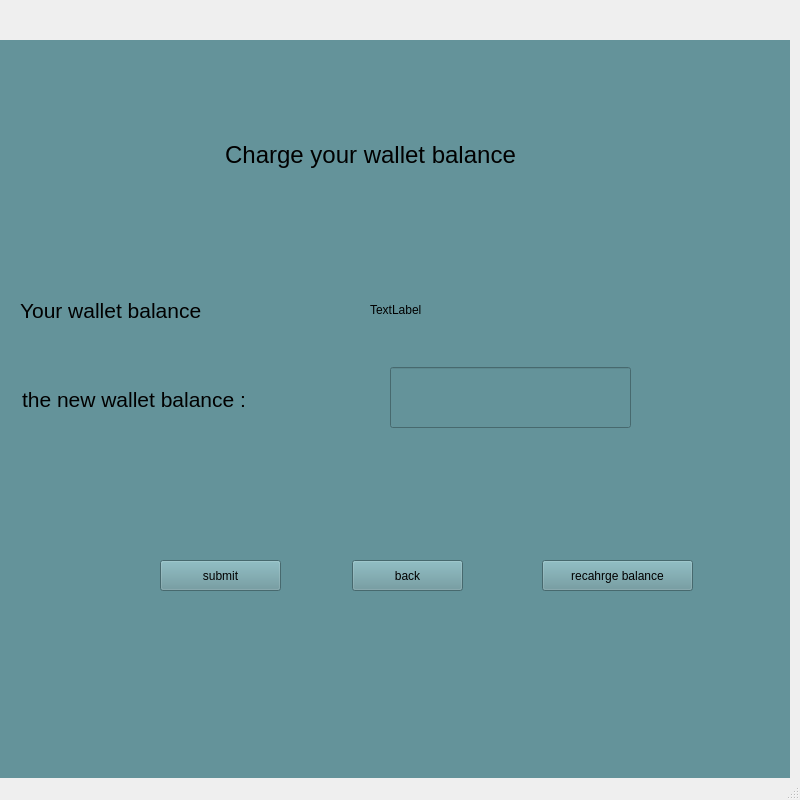
This is omar qt/QtWidgetsApplication3.ui in MohammedNaser28/SP_metro_system as Qt 5 draws it before an edit. The edited form follows.
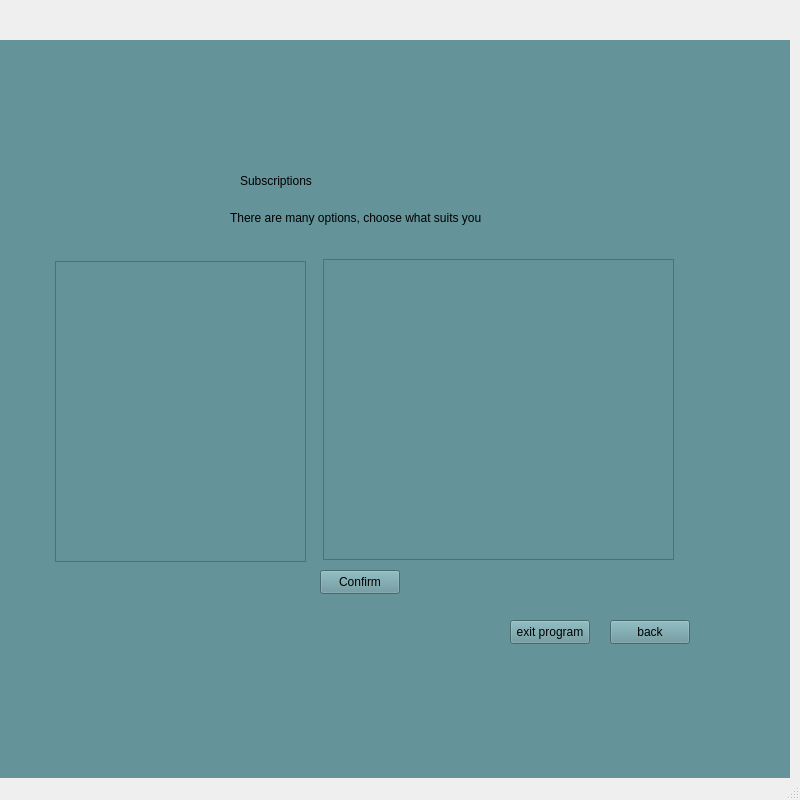
This is the edited form. The open tabs and pages were chosen to show the change. Icons and pictures are not drawn.

```diff
--- a/omar qt/QtWidgetsApplication3.ui
+++ b/omar qt/QtWidgetsApplication3.ui
@@ -890,109 +890,6 @@
       </property>
      </widget>
     </widget>
-    <widget class="QWidget" name="renew_in_wallet_subsc">
-     <widget class="QPushButton" name="confirm_wallet_balance">
-      <property name="geometry">
-       <rect>
-        <x>170</x>
-        <y>520</y>
-        <width>121</width>
-        <height>31</height>
-       </rect>
-      </property>
-      <property name="text">
-       <string>submit</string>
-      </property>
-     </widget>
-     <widget class="QPushButton" name="back_to_renew_page">
-      <property name="geometry">
-       <rect>
-        <x>362</x>
-        <y>520</y>
-        <width>111</width>
-        <height>31</height>
-       </rect>
-      </property>
-      <property name="text">
-       <string>back</string>
-      </property>
-     </widget>
-     <widget class="QPushButton" name="recharge_main_bala_in_wallet">
-      <property name="geometry">
-       <rect>
-        <x>552</x>
-        <y>520</y>
-        <width>151</width>
-        <height>31</height>
-       </rect>
-      </property>
-      <property name="text">
-       <string>recahrge balance</string>
-      </property>
-     </widget>
-     <widget class="QLabel" name="old_wallet_balance">
-      <property name="geometry">
-       <rect>
-        <x>380</x>
-        <y>239</y>
-        <width>281</width>
-        <height>61</height>
-       </rect>
-      </property>
-      <property name="text">
-       <string>TextLabel</string>
-      </property>
-     </widget>
-     <widget class="QLabel" name="label_41">
-      <property name="geometry">
-       <rect>
-        <x>170</x>
-        <y>80</y>
-        <width>421</width>
-        <height>71</height>
-       </rect>
-      </property>
-      <property name="text">
-       <string>&lt;html&gt;&lt;head/&gt;&lt;body&gt;&lt;p align=&quot;center&quot;&gt;&lt;span style=&quot; font-size:18pt;&quot;&gt;Charge your wallet balance&lt;/span&gt;&lt;/p&gt;&lt;/body&gt;&lt;/html&gt;</string>
-      </property>
-     </widget>
-     <widget class="QLabel" name="label_42">
-      <property name="geometry">
-       <rect>
-        <x>30</x>
-        <y>240</y>
-        <width>251</width>
-        <height>61</height>
-       </rect>
-      </property>
-      <property name="text">
-       <string>&lt;html&gt;&lt;head/&gt;&lt;body&gt;&lt;p&gt;&lt;span style=&quot; font-size:16pt;&quot;&gt;Your wallet balance &lt;/span&gt;&lt;/p&gt;&lt;/body&gt;&lt;/html&gt;</string>
-      </property>
-     </widget>
-     <widget class="QLabel" name="label_40">
-      <property name="geometry">
-       <rect>
-        <x>32</x>
-        <y>329</y>
-        <width>301</width>
-        <height>61</height>
-       </rect>
-      </property>
-      <property name="text">
-       <string>&lt;html&gt;&lt;head/&gt;&lt;body&gt;&lt;p&gt;&lt;span style=&quot; font-size:16pt;&quot;&gt;the new wallet balance :&lt;/span&gt;&lt;/p&gt;&lt;/body&gt;&lt;/html&gt;</string>
-      </property>
-     </widget>
-     <widget class="QLineEdit" name="wallet_new_balance">
-      <property name="geometry">
-       <rect>
-        <x>400</x>
-        <y>327</y>
-        <width>241</width>
-        <height>61</height>
-       </rect>
-      </property>
-     </widget>
-    </widget>
     <widget class="QWidget" name="charge_user_balance_page">
      <widget class="QLabel" name="label_22">
       <property name="geometry">
```
Left out of the diff: 47 changed lines with no effect on the pictures.
